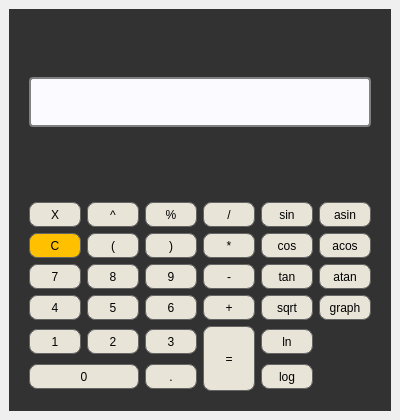
The window that qt-calc/mainwindow.ui (erosrolf/smartcalc_v1.0) describes before a commit, drawn with Qt 5.
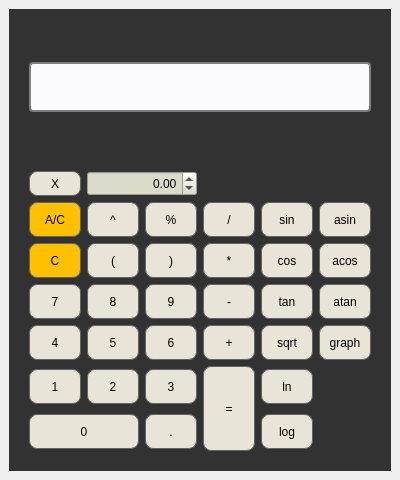
The same window after the commit.

The edit to the form file:
```diff
--- a/qt-calc/mainwindow.ui
+++ b/qt-calc/mainwindow.ui
@@ -7,7 +7,7 @@
     <x>0</x>
     <y>0</y>
     <width>400</width>
-    <height>420</height>
+    <height>480</height>
    </rect>
   </property>
   <property name="sizePolicy">
@@ -19,7 +19,7 @@
   <property name="minimumSize">
    <size>
     <width>400</width>
-    <height>420</height>
+    <height>480</height>
    </size>
   </property>
   <property name="windowTitle">
@@ -88,12 +88,290 @@
        <property name="bottomMargin">
         <number>20</number>
        </property>
-       <item row="6" column="4">
+       <item row="5" column="3">
+        <widget class="QPushButton" name="pushButton_div">
+         <property name="minimumSize">
+          <size>
+           <width>30</width>
+           <height>35</height>
+          </size>
+         </property>
+         <property name="styleSheet">
+          <string/>
+         </property>
+         <property name="text">
+          <string>/</string>
+         </property>
+        </widget>
+       </item>
+       <item row="7" column="5">
+        <widget class="QPushButton" name="pushButton_acos">
+         <property name="minimumSize">
+          <size>
+           <width>50</width>
+           <height>35</height>
+          </size>
+         </property>
+         <property name="styleSheet">
+          <string/>
+         </property>
+         <property name="text">
+          <string>acos</string>
+         </property>
+        </widget>
+       </item>
+       <item row="8" column="0">
+        <widget class="QPushButton" name="pushButton_7">
+         <property name="minimumSize">
+          <size>
+           <width>45</width>
+           <height>35</height>
+          </size>
+         </property>
+         <property name="styleSheet">
+          <string notr="true"/>
+         </property>
+         <property name="text">
+          <string>7</string>
+         </property>
+        </widget>
+       </item>
+       <item row="7" column="3">
+        <widget class="QPushButton" name="pushButton_mul">
+         <property name="minimumSize">
+          <size>
+           <width>30</width>
+           <height>35</height>
+          </size>
+         </property>
+         <property name="styleSheet">
+          <string/>
+         </property>
+         <property name="text">
+          <string>*</string>
+         </property>
+        </widget>
+       </item>
+       <item row="5" column="2">
+        <widget class="QPushButton" name="pushButton_mod">
+         <property name="minimumSize">
+          <size>
+           <width>45</width>
+           <height>35</height>
+          </size>
+         </property>
+         <property name="styleSheet">
+          <string notr="true"/>
+         </property>
+         <property name="text">
+          <string>%</string>
+         </property>
+        </widget>
+       </item>
+       <item row="10" column="1">
+        <widget class="QPushButton" name="pushButton_2">
+         <property name="minimumSize">
+          <size>
+           <width>45</width>
+           <height>35</height>
+          </size>
+         </property>
+         <property name="styleSheet">
+          <string notr="true"/>
+         </property>
+         <property name="text">
+          <string>2</string>
+         </property>
+        </widget>
+       </item>
+       <item row="11" column="2">
+        <widget class="QPushButton" name="pushButton_dot">
+         <property name="minimumSize">
+          <size>
+           <width>45</width>
+           <height>35</height>
+          </size>
+         </property>
+         <property name="styleSheet">
+          <string notr="true"/>
+         </property>
+         <property name="text">
+          <string>.</string>
+         </property>
+        </widget>
+       </item>
+       <item row="5" column="5">
+        <widget class="QPushButton" name="pushButton_asin">
+         <property name="minimumSize">
+          <size>
+           <width>50</width>
+           <height>35</height>
+          </size>
+         </property>
+         <property name="styleSheet">
+          <string/>
+         </property>
+         <property name="text">
+          <string>asin</string>
+         </property>
+        </widget>
+       </item>
+       <item row="11" column="4">
+        <widget class="QPushButton" name="pushButton_log">
+         <property name="minimumSize">
+          <size>
+           <width>50</width>
+           <height>35</height>
+          </size>
+         </property>
+         <property name="styleSheet">
+          <string/>
+         </property>
+         <property name="text">
+          <string>log</string>
+         </property>
+        </widget>
+       </item>
+       <item row="8" column="3">
+        <widget class="QPushButton" name="pushButton_sub">
+         <property name="minimumSize">
+          <size>
+           <width>30</width>
+           <height>35</height>
+          </size>
+         </property>
+         <property name="styleSheet">
+          <string/>
+         </property>
+         <property name="text">
+          <string>-</string>
+         </property>
+        </widget>
+       </item>
+       <item row="9" column="3">
+        <widget class="QPushButton" name="pushButton_sum">
+         <property name="minimumSize">
+          <size>
+           <width>30</width>
+           <height>35</height>
+          </size>
+         </property>
+         <property name="styleSheet">
+          <string/>
+         </property>
+         <property name="text">
+          <string>+</string>
+         </property>
+        </widget>
+       </item>
+       <item row="9" column="4">
+        <widget class="QPushButton" name="pushButton_sqrt">
+         <property name="minimumSize">
+          <size>
+           <width>50</width>
+           <height>35</height>
+          </size>
+         </property>
+         <property name="styleSheet">
+          <string/>
+         </property>
+         <property name="text">
+          <string>sqrt</string>
+         </property>
+        </widget>
+       </item>
+       <item row="10" column="0">
+        <widget class="QPushButton" name="pushButton_1">
+         <property name="minimumSize">
+          <size>
+           <width>45</width>
+           <height>35</height>
+          </size>
+         </property>
+         <property name="styleSheet">
+          <string notr="true"/>
+         </property>
+         <property name="text">
+          <string>1</string>
+         </property>
+        </widget>
+       </item>
+       <item row="8" column="2">
+        <widget class="QPushButton" name="pushButton_9">
+         <property name="minimumSize">
+          <size>
+           <width>45</width>
+           <height>35</height>
+          </size>
+         </property>
+         <property name="styleSheet">
+          <string notr="true"/>
+         </property>
+         <property name="text">
+          <string>9</string>
+         </property>
+        </widget>
+       </item>
+       <item row="10" column="3" rowspan="2">
+        <widget class="QPushButton" name="pushButton_eq">
+         <property name="minimumSize">
+          <size>
+           <width>45</width>
+           <height>85</height>
+          </size>
+         </property>
+         <property name="styleSheet">
+          <string notr="true"/>
+         </property>
+         <property name="text">
+          <string>=</string>
+         </property>
+         <property name="iconSize">
+          <size>
+           <width>16</width>
+           <height>16</height>
+          </size>
+         </property>
+        </widget>
+       </item>
+       <item row="11" column="0" colspan="2">
+        <widget class="QPushButton" name="pushButton_0">
+         <property name="minimumSize">
+          <size>
+           <width>30</width>
+           <height>35</height>
+          </size>
+         </property>
+         <property name="styleSheet">
+          <string notr="true"/>
+         </property>
+         <property name="text">
+          <string>0</string>
+         </property>
+        </widget>
+       </item>
+       <item row="9" column="5">
+        <widget class="QPushButton" name="pushButton_graph">
+         <property name="minimumSize">
+          <size>
+           <width>50</width>
+           <height>35</height>
+          </size>
+         </property>
+         <property name="styleSheet">
+          <string/>
+         </property>
+         <property name="text">
+          <string>graph</string>
+         </property>
+        </widget>
+       </item>
+       <item row="7" column="4">
         <widget class="QPushButton" name="pushButton_cos">
          <property name="minimumSize">
           <size>
            <width>50</width>
-           <height>25</height>
+           <height>35</height>
           </size>
          </property>
          <property name="styleSheet">
@@ -104,12 +382,12 @@
          </property>
         </widget>
        </item>
-       <item row="8" column="2">
+       <item row="9" column="2">
         <widget class="QPushButton" name="pushButton_6">
          <property name="minimumSize">
           <size>
-           <width>30</width>
-           <height>25</height>
+           <width>45</width>
+           <height>35</height>
           </size>
          </property>
          <property name="styleSheet">
@@ -120,12 +398,82 @@
          </property>
         </widget>
        </item>
-       <item row="4" column="4">
+       <item row="7" column="0">
+        <widget class="QPushButton" name="pushButton_C">
+         <property name="minimumSize">
+          <size>
+           <width>45</width>
+           <height>35</height>
+          </size>
+         </property>
+         <property name="acceptDrops">
+          <bool>false</bool>
+         </property>
+         <property name="autoFillBackground">
+          <bool>false</bool>
+         </property>
+         <property name="styleSheet">
+          <string notr="true">QPushButton{
+	border-radius: 8px;
+	background-color: rgb(255, 192, 0);
+	border: 1px solid rgb(100, 100,100);
+}
+QPushButton:pressed{
+	border-radius: 8px;
+	background-color: grey;
+	border: 1px solid rgb(100, 100,100);
+}
+</string>
+         </property>
+         <property name="text">
+          <string>C</string>
+         </property>
+        </widget>
+       </item>
+       <item row="5" column="1">
+        <widget class="QPushButton" name="pushButton_pow">
+         <property name="minimumSize">
+          <size>
+           <width>45</width>
+           <height>35</height>
+          </size>
+         </property>
+         <property name="acceptDrops">
+          <bool>false</bool>
+         </property>
+         <property name="autoFillBackground">
+          <bool>false</bool>
+         </property>
+         <property name="styleSheet">
+          <string notr="true"/>
+         </property>
+         <property name="text">
+          <string>^</string>
+         </property>
+        </widget>
+       </item>
+       <item row="7" column="1">
+        <widget class="QPushButton" name="pushButton_br_open">
+         <property name="minimumSize">
+          <size>
+           <width>45</width>
+           <height>35</height>
+          </size>
+         </property>
+         <property name="styleSheet">
+          <string notr="true"/>
+         </property>
+         <property name="text">
+          <string>(</string>
+         </property>
+        </widget>
+       </item>
+       <item row="5" column="4">
         <widget class="QPushButton" name="pushButton_sin">
          <property name="minimumSize">
           <size>
            <width>50</width>
-           <height>25</height>
+           <height>35</height>
           </size>
          </property>
          <property name="styleSheet">
@@ -155,6 +503,7 @@
          </property>
          <property name="font">
           <font>
+           <family>.AppleSystemUIFont</family>
            <pointsize>18</pointsize>
            <italic>false</italic>
            <kerning>true</kerning>
@@ -188,12 +537,12 @@
          </property>
         </widget>
        </item>
-       <item row="7" column="1">
+       <item row="8" column="1">
         <widget class="QPushButton" name="pushButton_8">
          <property name="minimumSize">
           <size>
-           <width>30</width>
-           <height>25</height>
+           <width>45</width>
+           <height>35</height>
           </size>
          </property>
          <property name="styleSheet">
@@ -204,60 +553,28 @@
          </property>
         </widget>
        </item>
-       <item row="6" column="5">
-        <widget class="QPushButton" name="pushButton_acos">
+       <item row="7" column="2">
+        <widget class="QPushButton" name="pushButton_br_close">
          <property name="minimumSize">
           <size>
-           <width>50</width>
-           <height>25</height>
-          </size>
-         </property>
-         <property name="styleSheet">
-          <string/>
-         </property>
-         <property name="text">
-          <string>acos</string>
-         </property>
-        </widget>
-       </item>
-       <item row="7" column="0">
-        <widget class="QPushButton" name="pushButton_7">
-         <property name="minimumSize">
-          <size>
-           <width>30</width>
-           <height>25</height>
+           <width>45</width>
+           <height>35</height>
           </size>
          </property>
          <property name="styleSheet">
           <string notr="true"/>
          </property>
          <property name="text">
-          <string>7</string>
+          <string>)</string>
          </property>
         </widget>
        </item>
        <item row="9" column="1">
-        <widget class="QPushButton" name="pushButton_2">
-         <property name="minimumSize">
-          <size>
-           <width>30</width>
-           <height>25</height>
-          </size>
-         </property>
-         <property name="styleSheet">
-          <string notr="true"/>
-         </property>
-         <property name="text">
-          <string>2</string>
-         </property>
-        </widget>
-       </item>
-       <item row="8" column="1">
         <widget class="QPushButton" name="pushButton_5">
          <property name="minimumSize">
           <size>
-           <width>30</width>
-           <height>25</height>
+           <width>45</width>
+           <height>35</height>
           </size>
          </property>
          <property name="styleSheet">
@@ -268,12 +585,12 @@
          </property>
         </widget>
        </item>
-       <item row="9" column="4">
+       <item row="10" column="4">
         <widget class="QPushButton" name="pushButton_ln">
          <property name="minimumSize">
           <size>
            <width>50</width>
-           <height>25</height>
+           <height>35</height>
           </size>
          </property>
          <property name="styleSheet">
@@ -284,92 +601,12 @@
          </property>
         </widget>
        </item>
-       <item row="10" column="2">
-        <widget class="QPushButton" name="pushButton_dot">
-         <property name="minimumSize">
-          <size>
-           <width>30</width>
-           <height>25</height>
-          </size>
-         </property>
-         <property name="styleSheet">
-          <string notr="true"/>
-         </property>
-         <property name="text">
-          <string>.</string>
-         </property>
-        </widget>
-       </item>
-       <item row="4" column="5">
-        <widget class="QPushButton" name="pushButton_asin">
-         <property name="minimumSize">
-          <size>
-           <width>50</width>
-           <height>25</height>
-          </size>
-         </property>
-         <property name="styleSheet">
-          <string/>
-         </property>
-         <property name="text">
-          <string>asin</string>
-         </property>
-        </widget>
-       </item>
-       <item row="10" column="4">
-        <widget class="QPushButton" name="pushButton_log">
-         <property name="minimumSize">
-          <size>
-           <width>50</width>
-           <height>25</height>
-          </size>
-         </property>
-         <property name="styleSheet">
-          <string/>
-         </property>
-         <property name="text">
-          <string>log</string>
-         </property>
-        </widget>
-       </item>
        <item row="8" column="4">
-        <widget class="QPushButton" name="pushButton_sqrt">
-         <property name="minimumSize">
-          <size>
-           <width>50</width>
-           <height>25</height>
-          </size>
-         </property>
-         <property name="styleSheet">
-          <string/>
-         </property>
-         <property name="text">
-          <string>sqrt</string>
-         </property>
-        </widget>
-       </item>
-       <item row="9" column="0">
-        <widget class="QPushButton" name="pushButton_1">
-         <property name="minimumSize">
-          <size>
-           <width>30</width>
-           <height>25</height>
-          </size>
-         </property>
-         <property name="styleSheet">
-          <string notr="true"/>
-         </property>
-         <property name="text">
-          <string>1</string>
-         </property>
-        </widget>
-       </item>
-       <item row="7" column="4">
         <widget class="QPushButton" name="pushButton_tan">
          <property name="minimumSize">
           <size>
            <width>50</width>
-           <height>25</height>
+           <height>35</height>
           </size>
          </property>
          <property name="styleSheet">
@@ -380,12 +617,12 @@
          </property>
         </widget>
        </item>
-       <item row="9" column="2">
+       <item row="10" column="2">
         <widget class="QPushButton" name="pushButton_3">
          <property name="minimumSize">
           <size>
-           <width>30</width>
-           <height>25</height>
+           <width>45</width>
+           <height>35</height>
           </size>
          </property>
          <property name="styleSheet">
@@ -396,12 +633,12 @@
          </property>
         </widget>
        </item>
-       <item row="7" column="5">
+       <item row="8" column="5">
         <widget class="QPushButton" name="pushButton_atan">
          <property name="minimumSize">
           <size>
            <width>50</width>
-           <height>25</height>
+           <height>35</height>
           </size>
          </property>
          <property name="styleSheet">
@@ -412,28 +649,12 @@
          </property>
         </widget>
        </item>
-       <item row="7" column="2">
-        <widget class="QPushButton" name="pushButton_9">
-         <property name="minimumSize">
-          <size>
-           <width>30</width>
-           <height>25</height>
-          </size>
-         </property>
-         <property name="styleSheet">
-          <string notr="true"/>
-         </property>
-         <property name="text">
-          <string>9</string>
-         </property>
-        </widget>
-       </item>
-       <item row="8" column="0">
+       <item row="9" column="0">
         <widget class="QPushButton" name="pushButton_4">
          <property name="minimumSize">
           <size>
-           <width>30</width>
-           <height>25</height>
+           <width>45</width>
+           <height>35</height>
           </size>
          </property>
          <property name="styleSheet">
@@ -444,27 +665,35 @@
          </property>
         </widget>
        </item>
-       <item row="10" column="0" colspan="2">
-        <widget class="QPushButton" name="pushButton_0">
+       <item row="3" column="1" colspan="2">
+        <widget class="QDoubleSpinBox" name="x_inpt">
          <property name="minimumSize">
           <size>
-           <width>30</width>
+           <width>0</width>
            <height>25</height>
           </size>
          </property>
          <property name="styleSheet">
-          <string notr="true"/>
+          <string notr="true">QDoubleSpinBox {
+	background-color: #dbdbca;
+}</string>
          </property>
-         <property name="text">
-          <string>0</string>
+         <property name="alignment">
+          <set>Qt::AlignRight|Qt::AlignTrailing|Qt::AlignVCenter</set>
+         </property>
+         <property name="minimum">
+          <double>-9999999.990000000223517</double>
+         </property>
+         <property name="maximum">
+          <double>9999999.990000000223517</double>
          </property>
         </widget>
        </item>
-       <item row="4" column="0">
+       <item row="3" column="0">
         <widget class="QPushButton" name="pushButton_X">
          <property name="minimumSize">
           <size>
-           <width>30</width>
+           <width>45</width>
            <height>25</height>
           </size>
          </property>
@@ -476,152 +705,12 @@
          </property>
         </widget>
        </item>
-       <item row="8" column="5">
-        <widget class="QPushButton" name="pushButton_graph">
+       <item row="5" column="0">
+        <widget class="QPushButton" name="pushButton_AC">
          <property name="minimumSize">
           <size>
-           <width>50</width>
-           <height>25</height>
-          </size>
-         </property>
-         <property name="styleSheet">
-          <string/>
-         </property>
-         <property name="text">
-          <string>graph</string>
-         </property>
-        </widget>
-       </item>
-       <item row="6" column="3">
-        <widget class="QPushButton" name="pushButton_mul">
-         <property name="minimumSize">
-          <size>
-           <width>30</width>
-           <height>25</height>
-          </size>
-         </property>
-         <property name="styleSheet">
-          <string/>
-         </property>
-         <property name="text">
-          <string>*</string>
-         </property>
-        </widget>
-       </item>
-       <item row="7" column="3">
-        <widget class="QPushButton" name="pushButton_sub">
-         <property name="minimumSize">
-          <size>
-           <width>30</width>
-           <height>25</height>
-          </size>
-         </property>
-         <property name="styleSheet">
-          <string/>
-         </property>
-         <property name="text">
-          <string>-</string>
-         </property>
-        </widget>
-       </item>
-       <item row="8" column="3">
-        <widget class="QPushButton" name="pushButton_sum">
-         <property name="minimumSize">
-          <size>
-           <width>30</width>
-           <height>25</height>
-          </size>
-         </property>
-         <property name="styleSheet">
-          <string/>
-         </property>
-         <property name="text">
-          <string>+</string>
-         </property>
-        </widget>
-       </item>
-       <item row="9" column="3" rowspan="2">
-        <widget class="QPushButton" name="pushButton_eq">
-         <property name="minimumSize">
-          <size>
-           <width>30</width>
-           <height>65</height>
-          </size>
-         </property>
-         <property name="styleSheet">
-          <string notr="true"/>
-         </property>
-         <property name="text">
-          <string>=</string>
-         </property>
-         <property name="iconSize">
-          <size>
-           <width>16</width>
-           <height>16</height>
-          </size>
-         </property>
-        </widget>
-       </item>
-       <item row="4" column="1">
-        <widget class="QPushButton" name="pushButton_pow">
-         <property name="minimumSize">
-          <size>
-           <width>30</width>
-           <height>25</height>
-          </size>
-         </property>
-         <property name="acceptDrops">
-          <bool>false</bool>
-         </property>
-         <property name="autoFillBackground">
-          <bool>false</bool>
-         </property>
-         <property name="styleSheet">
-          <string notr="true"/>
-         </property>
-         <property name="text">
-          <string>^</string>
-         </property>
-        </widget>
-       </item>
-       <item row="4" column="3">
-        <widget class="QPushButton" name="pushButton_div">
-         <property name="minimumSize">
-          <size>
-           <width>30</width>
-           <height>25</height>
-          </size>
-         </property>
-         <property name="styleSheet">
-          <string/>
-         </property>
-         <property name="text">
-          <string>/</string>
-         </property>
-        </widget>
-       </item>
-       <item row="4" column="2">
-        <widget class="QPushButton" name="pushButton_mod">
-         <property name="minimumSize">
-          <size>
-           <width>30</width>
-           <height>25</height>
-          </size>
-         </property>
-         <property name="styleSheet">
-          <string notr="true"/>
-         </property>
-         <property name="text">
-          <string>%</string>
-         </property>
-        </widget>
-       </item>
-       <item row="6" column="0">
-        <widget class="QPushButton" name="pushButton_C">
-         <property name="minimumSize">
-          <size>
-           <width>30</width>
-           <height>25</height>
+           <width>45</width>
+           <height>35</height>
           </size>
          </property>
          <property name="acceptDrops">
@@ -644,39 +733,7 @@
 </string>
          </property>
          <property name="text">
-          <string>C</string>
-         </property>
-        </widget>
-       </item>
-       <item row="6" column="1">
-        <widget class="QPushButton" name="pushButton_br_open">
-         <property name="minimumSize">
-          <size>
-           <width>30</width>
-           <height>25</height>
-          </size>
-         </property>
-         <property name="styleSheet">
-          <string notr="true"/>
-         </property>
-         <property name="text">
-          <string>(</string>
-         </property>
-        </widget>
-       </item>
-       <item row="6" column="2">
-        <widget class="QPushButton" name="pushButton_br_close">
-         <property name="minimumSize">
-          <size>
-           <width>30</width>
-           <height>25</height>
-          </size>
-         </property>
-         <property name="styleSheet">
-          <string notr="true"/>
-         </property>
-         <property name="text">
-          <string>)</string>
+          <string>A/C</string>
          </property>
         </widget>
        </item>
```
